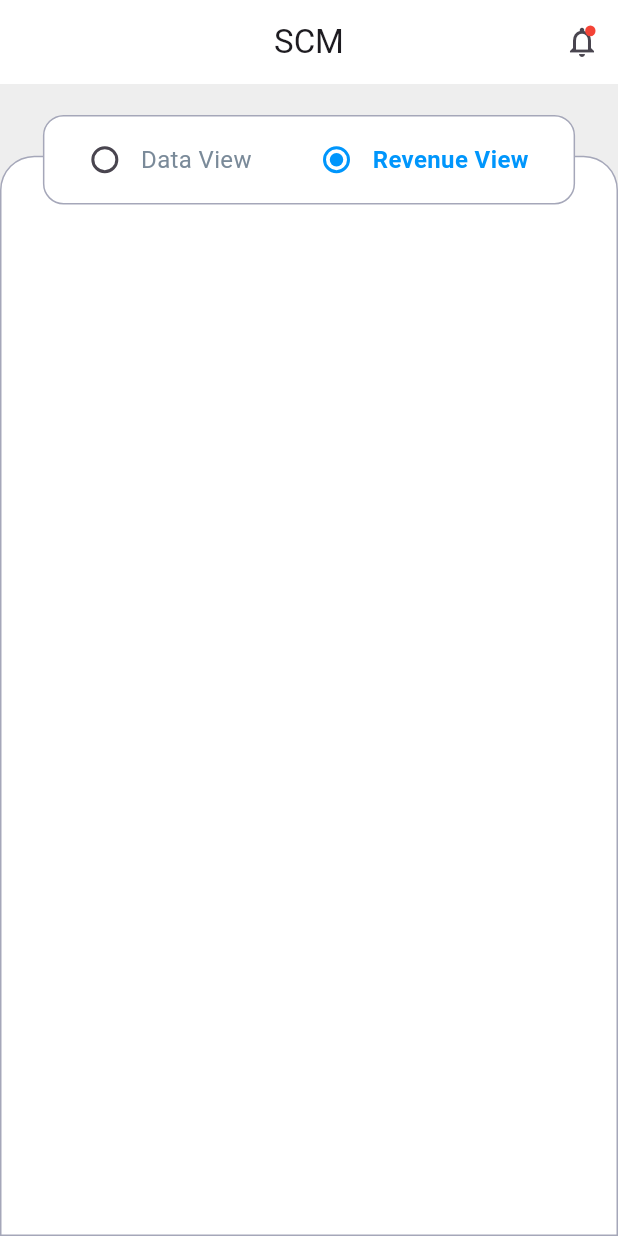
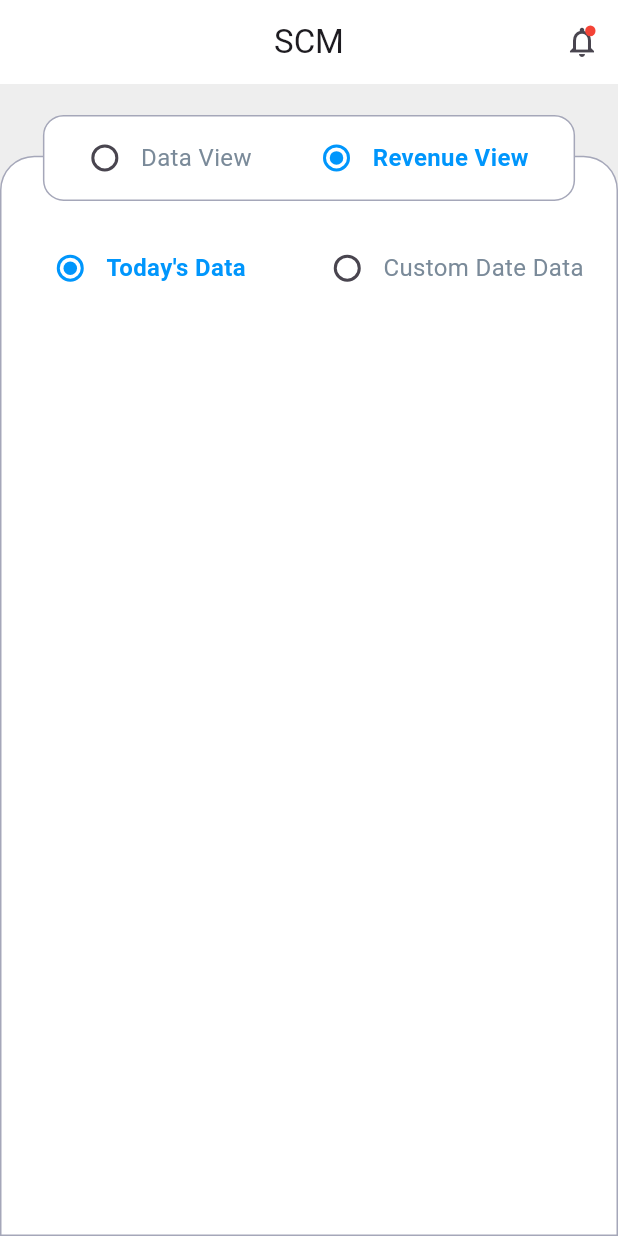
Before and after one commit to Sohag-84/Monitoring-System-App, a Flutter app: the SourceTabDetailsView screen opened by its route, after a tap on "Revenue View", on a phone screen of 412 x 824 dp. Run offline on Flutter 3.47's test engine with Material 3 defaults, Android fonts, the phone set to English and light mode, and no system bars; our stand-ins replace equatable, flutter_bloc, flutter_screenutil, go_router.

Commit message:
sort option radio button is created

```diff
--- a/lib/features/details/presentation/cubit/radio_button_cubit.dart
+++ b/lib/features/details/presentation/cubit/radio_button_cubit.dart
@@ -4,9 +4,19 @@ import 'package:flutter_bloc/flutter_bloc.dart';
 part 'radio_button_state.dart';
 
 class RadioButtonCubit extends Cubit<RadioButtonState> {
-  RadioButtonCubit() : super(RadioButtonState(selectedOption: "Data View"));
+  RadioButtonCubit()
+    : super(
+        RadioButtonState(
+          selectedOption: "Data View",
+          selectSortOption: "Today's Data",
+        ),
+      );
 
   void selectOption({required String newOption}) {
     emit(state.copyWith(selectedOption: newOption));
   }
+
+  void selectSortOption({required String newSortOption}) {
+    emit(state.copyWith(selectSortOption: newSortOption));
+  }
 }
--- a/lib/features/details/presentation/cubit/radio_button_state.dart
+++ b/lib/features/details/presentation/cubit/radio_button_state.dart
@@ -2,14 +2,22 @@ part of 'radio_button_cubit.dart';
 
 class RadioButtonState extends Equatable {
   final String selectedOption;
-  const RadioButtonState({required this.selectedOption});
+  final String selectSortOption;
+  const RadioButtonState({
+    required this.selectedOption,
+    required this.selectSortOption,
+  });
 
-  RadioButtonState copyWith({String? selectedOption}) {
+  RadioButtonState copyWith({
+    String? selectedOption,
+    String? selectSortOption,
+  }) {
     return RadioButtonState(
       selectedOption: selectedOption ?? this.selectedOption,
+      selectSortOption: selectSortOption ?? this.selectSortOption,
     );
   }
 
   @override
-  List<Object> get props => [selectedOption];
+  List<Object> get props => [selectedOption, selectSortOption];
 }
--- a/lib/features/details/presentation/views/source_tab_details_view.dart
+++ b/lib/features/details/presentation/views/source_tab_details_view.dart
@@ -15,7 +15,6 @@ class SourceTabDetailsView extends StatelessWidget {
       backgroundColor: Colors.grey[200],
       appBar: commonAppBar(),
       body: Stack(
-        clipBehavior: Clip.hardEdge,
         children: [
           Container(
             margin: EdgeInsets.only(top: 40.h),
@@ -28,21 +27,64 @@ class SourceTabDetailsView extends StatelessWidget {
               ),
               border: Border.all(color: AppColors.borderColor),
             ),
-            child: Column(children: [
-
-              ],
+            child: Column(
+              children: [SizedBox(height: 50), sortOptionRadioRow()],
             ),
           ),
 
           // data view and revenue view radio buttons
-          Positioned(
+          dataRevenureRadioRow(context),
+        ],
+      ),
+    );
+  }
+
+  Widget sortOptionRadioRow() {
+    return BlocBuilder<RadioButtonCubit, RadioButtonState>(
+      builder: (context, state) {
+        return Row(
+          mainAxisAlignment: MainAxisAlignment.spaceAround,
+          children: [
+            // Data View Option
+            radioButtonWidget(
+              context,
+              label: "Today's Data",
+              value: "Today's Data",
+              groupValue: state.selectSortOption,
+              onTap: () {
+                context.read<RadioButtonCubit>().selectSortOption(
+                  newSortOption: "Today's Data",
+                );
+              },
+            ),
+
+            // Revenue View Option
+            radioButtonWidget(
+              context,
+              label: 'Custom Date Data',
+              value: 'Custom Date Data',
+              groupValue: state.selectSortOption,
+              onTap: () {
+                context.read<RadioButtonCubit>().selectSortOption(
+                  newSortOption: 'Custom Date Data',
+                );
+              },
+            ),
+          ],
+        );
+      },
+    );
+  }
+
+  Widget dataRevenureRadioRow(BuildContext context) {
+    return Positioned(
       top: MediaQuery.sizeOf(context).height * 0.025,
       left: 25.w,
       right: 25.w,
       child: BlocBuilder<RadioButtonCubit, RadioButtonState>(
         builder: (context, state) {
           return Container(
-                  height: 50.h,
+            height: 48.h,
             padding: EdgeInsets.only(right: 12.w),
             alignment: Alignment.center,
             decoration: BoxDecoration(
@@ -59,6 +101,11 @@ class SourceTabDetailsView extends StatelessWidget {
                   label: 'Data View',
                   value: 'Data View',
                   groupValue: state.selectedOption,
+                  onTap: () {
+                    context.read<RadioButtonCubit>().selectOption(
+                      newOption: 'Data View',
+                    );
+                  },
                 ),
 
                 // Revenue View Option
@@ -67,15 +114,17 @@ class SourceTabDetailsView extends StatelessWidget {
                   label: 'Revenue View',
                   value: 'Revenue View',
                   groupValue: state.selectedOption,
+                  onTap: () {
+                    context.read<RadioButtonCubit>().selectOption(
+                      newOption: 'Revenue View',
+                    );
+                  },
                 ),
               ],
             ),
           );
         },
       ),
-          ),
-        ],
-      ),
     );
   }
 }
--- a/lib/features/details/presentation/widgets/radio_button_widget.dart
+++ b/lib/features/details/presentation/widgets/radio_button_widget.dart
@@ -8,11 +8,10 @@ Widget radioButtonWidget(
   required String label,
   required String value,
   required String groupValue,
+  required VoidCallback onTap,
 }) {
   return GestureDetector(
-    onTap: () {
-      context.read<RadioButtonCubit>().selectOption(newOption: value);
-    },
+    onTap: onTap,
     child: Row(
       mainAxisSize: MainAxisSize.min,
       children: [
```
Lines whose indentation alone changed are shown as unchanged.
